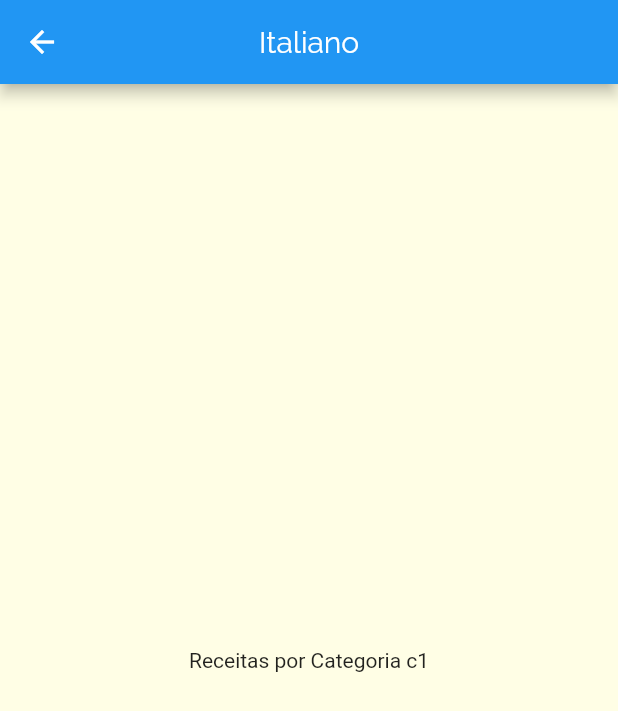
After one commit to almerindopaixao/meals, a Flutter app: the screen it shows after launch, after a tap on "Italiano", on a phone screen of 412 x 824 dp. The commit adds this screen. Shown: the top 711 px of the screen. Run offline on Flutter 3.47's test engine with Material 2 defaults, Android fonts, the phone set to English and light mode, and no system bars.

Commit message:
Adicionando rotas nomeadas

```diff
--- a/lib/main.dart
+++ b/lib/main.dart
@@ -1,6 +1,9 @@
 import 'package:flutter/material.dart';
 
 import './screens/categories_screen.dart';
+import './screens/categories_meals_screen.dart';
+
+import './utils/app_routes.dart';
 
 void main() => runApp(const MyApp());
 
@@ -25,7 +28,11 @@ class MyApp extends StatelessWidget {
           )
         )
       ),
-      home: const CategoriesScreen(),
+      initialRoute: AppRoutes.HOME,
+      routes: {
+        AppRoutes.HOME: (ctx) => const CategoriesScreen(),
+        AppRoutes.CATEGORIES_MEALS: (ctx) => const CategoriesMealsScreen(),
+      },
     );
   }
 }
--- /dev/null
+++ b/lib/screens/categories_meals_screen.dart
@@ -0,0 +1,23 @@
+import 'package:flutter/material.dart';
+import '../models/category.dart';
+
+class CategoriesMealsScreen extends StatelessWidget {
+  const CategoriesMealsScreen({
+    Key? key,
+  }) : super(key: key);
+
+  @override
+  Widget build(BuildContext context) {
+    final category = ModalRoute.of(context)!.settings.arguments as Category;
+
+    return Scaffold(
+      appBar: AppBar(
+        title: Text(category.title),
+        centerTitle: true,
+      ),
+      body: Center(
+        child: Text('Receitas por Categoria ${category.id}'),
+      ),
+    );
+  }
+}
--- /dev/null
+++ b/lib/utils/app_routes.dart
@@ -0,0 +1,6 @@
+// ignore_for_file: constant_identifier_names
+
+class AppRoutes {
+  static const HOME = '/';
+  static const CATEGORIES_MEALS = '/categories-meals';
+}
--- a/lib/widgets/category_widget.dart
+++ b/lib/widgets/category_widget.dart
@@ -1,15 +1,27 @@
 import 'package:flutter/material.dart';
 
 import '../models/category.dart';
+import '../utils/app_routes.dart';
 
 class CategoryWidget extends StatelessWidget {
   final Category category;
 
   const CategoryWidget(this.category, {Key? key}) : super(key: key);
 
+  void _selectCategory(BuildContext context) {
+    Navigator.of(context).pushNamed(
+      AppRoutes.CATEGORIES_MEALS,
+      arguments: category,
+    );
+  }
+
   @override
   Widget build(BuildContext context) {
-    return Container(
+    return InkWell(
+      onTap: () => _selectCategory(context),
+      borderRadius: BorderRadius.circular(15),
+      splashColor: Theme.of(context).colorScheme.primary,
+      child: Container(
         child: Text(
           category.title,
           style: Theme.of(context).textTheme.headline6,
@@ -26,6 +38,7 @@ class CategoryWidget extends StatelessWidget {
             end: Alignment.bottomLeft,
           ),
         ),
+      ),
     );
   }
 }
```
Also changed, not shown: lib/models/meals.dart (added). Lines whose indentation alone changed are shown as unchanged.
